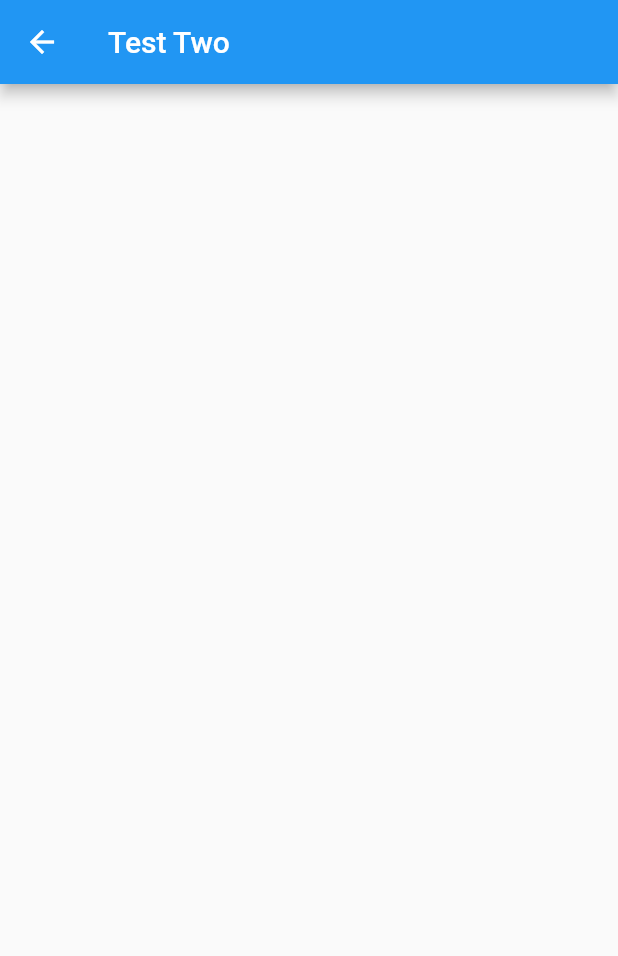
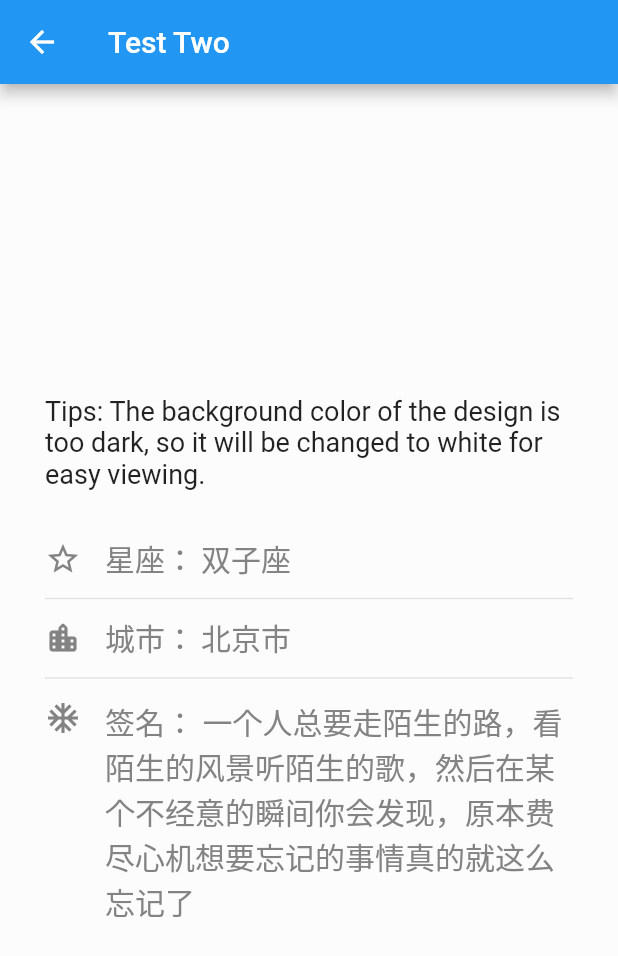
Before and after one commit to leafney/rose_menu_item, a Flutter app: the TestTwoPage screen opened directly, on a phone screen of 412 x 824 dp. Shown: the top 956 px of the screen. Run offline on Flutter 3.47's test engine with Material 2 defaults, Android fonts, the phone set to English and light mode, and no system bars.

Commit message:
refinement example

```diff
--- a/example/lib/main.dart
+++ b/example/lib/main.dart
@@ -74,7 +74,11 @@ class TestOnePage extends StatelessWidget {
       appBar: AppBar(
         title: Text('Test One'),
       ),
-      body: Container(),
+      body: Container(
+        child: Column(
+          children: [],
+        ),
+      ),
     );
   }
 }
@@ -87,7 +91,82 @@ class TestTwoPage extends StatelessWidget {
       appBar: AppBar(
         title: Text('Test Two'),
       ),
-      body: Container(),
+      body: Container(
+        color: Colors.white38,
+        padding: EdgeInsets.all(30),
+        child: Center(
+          child: Column(
+            mainAxisSize: MainAxisSize.min,
+            children: [
+              Text(
+                'Tips: The background color of the design is too dark, so it will be changed to white for easy viewing.',
+                style: TextStyle(fontSize: 18),
+              ),
+              SizedBox(height: 20),
+              // 星座
+              RoseMenuItem(
+                onTap: () {},
+                icon: Icon(Icons.star_border, color: Color(0xFF838383)),
+                iconRightPadding: 16,
+                itemInfo: Padding(
+                  padding: EdgeInsets.only(right: 4),
+                  child: Text(
+                    '星座：',
+                    style: TextStyle(color: Color(0xFF838383), fontSize: 20),
+                  ),
+                ),
+                itemTitle: Text(
+                  '双子座',
+                  style: TextStyle(color: Color(0xFF838383), fontSize: 20),
+                ),
+                showNextIcon: false,
+                iconBottomLine: true,
+                bottomLineColor: Colors.black.withOpacity(0.1),
+              ),
+
+              // 城市
+              RoseMenuItem(
+                onTap: () {},
+                icon:
+                    Icon(Icons.location_city_rounded, color: Color(0xFF838383)),
+                iconRightPadding: 16,
+                itemInfo: Padding(
+                  padding: EdgeInsets.only(right: 4),
+                  child: Text(
+                    '城市：',
+                    style: TextStyle(color: Color(0xFF838383), fontSize: 20),
+                  ),
+                ),
+                itemTitle: Text(
+                  '北京市',
+                  style: TextStyle(color: Color(0xFF838383), fontSize: 20),
+                ),
+                showNextIcon: false,
+                iconBottomLine: true,
+                bottomLineColor: Colors.black.withOpacity(0.1),
+              ),
+              SizedBox(height: 14),
+              // 签名
+              RoseMenuItem(
+                onTap: () {},
+                // Important: No height limit, so that it adapts with the content
+                itemHeight: null,
+                icon: Icon(Icons.ac_unit, color: Color(0xFF838383)),
+                iconRightPadding: 16,
+                iconCrossAlign: CrossAxisAlignment.start,
+                itemTitle: Text(
+                  "签名： " +
+                      "一个人总要走陌生的路，看陌生的风景听陌生的歌，然后在某个不经意的瞬间你会发现，原本费尽心机想要忘记的事情真的就这么忘记了",
+                  style: TextStyle(color: Color(0xFF838383), fontSize: 20),
+                ),
+                itemCrossAlign: CrossAxisAlignment.start,
+                showNextIcon: false,
+                bottomLine: false,
+              ),
+            ],
+          ),
+        ),
+      ),
     );
   }
 }
@@ -98,7 +177,7 @@ class TestThreePage extends StatelessWidget {
   Widget build(BuildContext context) {
     return Scaffold(
       appBar: AppBar(
-        title: Text('Text Three'),
+        title: Text('Test Three'),
       ),
       body: Container(
         color: Color(0xff3E3D4C),
```
Also changed, not shown: snap_shot/20210301195324.jpg (added), snap_shot/20210326100305.png (added), snap_shot/20210326160716.jpg (added), 1 other file.
